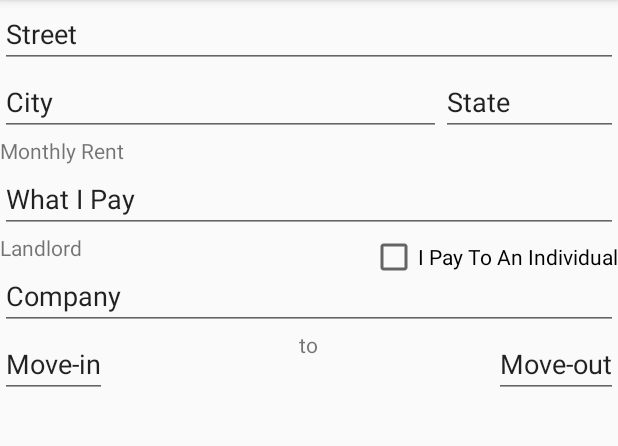
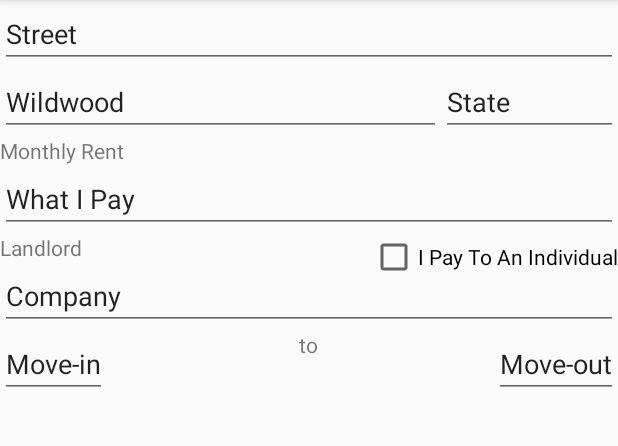
Before and after one commit to pavelhunko/MyRentals, an Android app: the screen it shows after launch (MainActivity), after a tap on "atlantic ave 1", on a phone screen of 412 x 824 dp, the part 84-530 px from its top. Run offline under Robolectric (Android 15) with nearby library versions, the phone set to English and light mode, and no system bars.

Commit message:
Created communication between fragments

```diff
--- a/app/src/main/java/com/pavelhunko/myrentals/ui/MainActivity.java
+++ b/app/src/main/java/com/pavelhunko/myrentals/ui/MainActivity.java
@@ -12,7 +12,6 @@ import com.pavelhunko.myrentals.R;
 public class MainActivity extends AppCompatActivity {
 
     private static FragmentManager mFragmentManager;
-    private String TAG = "FragmentTransaction";
 
     @Override
     protected void onCreate(Bundle savedInstanceState) {
--- a/app/src/main/java/com/pavelhunko/myrentals/ui/RentalEditFragment.java
+++ b/app/src/main/java/com/pavelhunko/myrentals/ui/RentalEditFragment.java
@@ -6,12 +6,14 @@ import android.os.Bundle;
 import android.view.LayoutInflater;
 import android.view.View;
 import android.view.ViewGroup;
+import android.widget.TextView;
 
 import com.pavelhunko.myrentals.R;
 
 
 public class RentalEditFragment extends Fragment {
 
+    private Bundle mBundle;
     public static RentalEditFragment newInstance() {
         RentalEditFragment fragment = new RentalEditFragment();
         Bundle args = new Bundle();
@@ -20,12 +22,13 @@ public class RentalEditFragment extends Fragment {
     }
 
     public RentalEditFragment() {
-        // Required empty public constructor
+
     }
 
     @Override
     public void onCreate(Bundle savedInstanceState) {
         super.onCreate(savedInstanceState);
+        mBundle = getArguments();
 
     }
 
@@ -33,7 +36,11 @@ public class RentalEditFragment extends Fragment {
     public View onCreateView(LayoutInflater inflater, ViewGroup container,
                              Bundle savedInstanceState) {
         // Inflate the layout for this fragment
-        return inflater.inflate(R.layout.fragment_rental_edit, container, false);
+        View fragmentView = inflater.inflate(R.layout.fragment_rental_edit, container, false);
+        TextView city = (TextView) fragmentView.findViewById(R.id.fragment_rental_edit_city);
+        String s = mBundle.getString("city");
+        city.setText(s);
+        return fragmentView;
     }
 
 
--- a/app/src/main/java/com/pavelhunko/myrentals/ui/RentalsOverviewFragment.java
+++ b/app/src/main/java/com/pavelhunko/myrentals/ui/RentalsOverviewFragment.java
@@ -7,6 +7,7 @@ import android.view.LayoutInflater;
 import android.view.View;
 import android.view.ViewGroup;
 import android.widget.ListView;
+import android.widget.TextView;
 
 import com.pavelhunko.myrentals.DAO.RentalDAOImpl;
 import com.pavelhunko.myrentals.R;
@@ -57,6 +58,13 @@ public class RentalsOverviewFragment extends ListFragment {
     public void onListItemClick(ListView l, View v, int position, long id) {
         super.onListItemClick(l, v, position, id);
         RentalEditFragment rentalEditFragment = new RentalEditFragment();
+
+        final Bundle bundle = new Bundle();
+        TextView tv = (TextView) v.findViewById(R.id.ri_city);
+        String s = tv.getText().toString();
+        bundle.putString("city", s);
+        rentalEditFragment.setArguments(bundle);
+
         this.getFragmentManager().beginTransaction()
                 .replace(R.id.fragment_container, rentalEditFragment)
                 .addToBackStack(null).commit();
```
